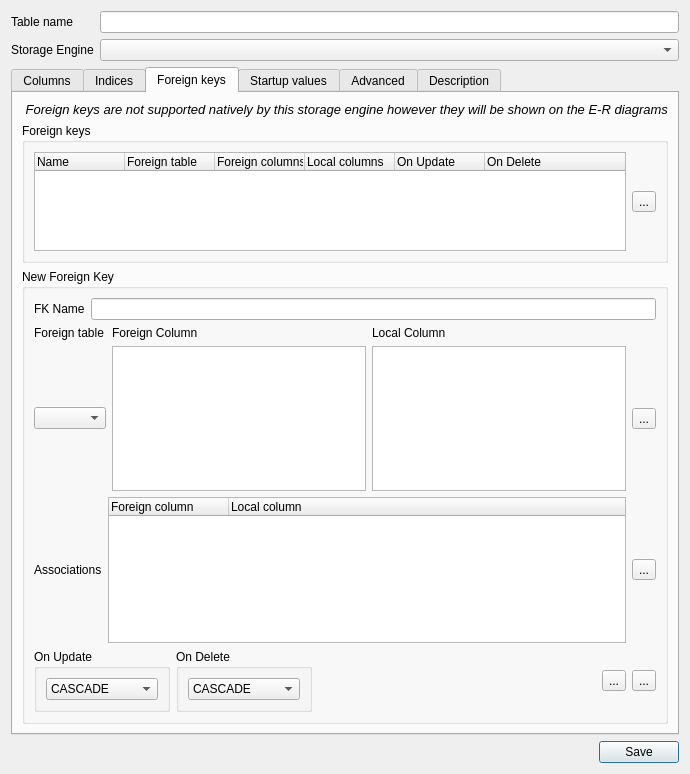
Before: the Qt Designer form NewTableForm.ui in fritzone/ddm, drawn with Qt 5.
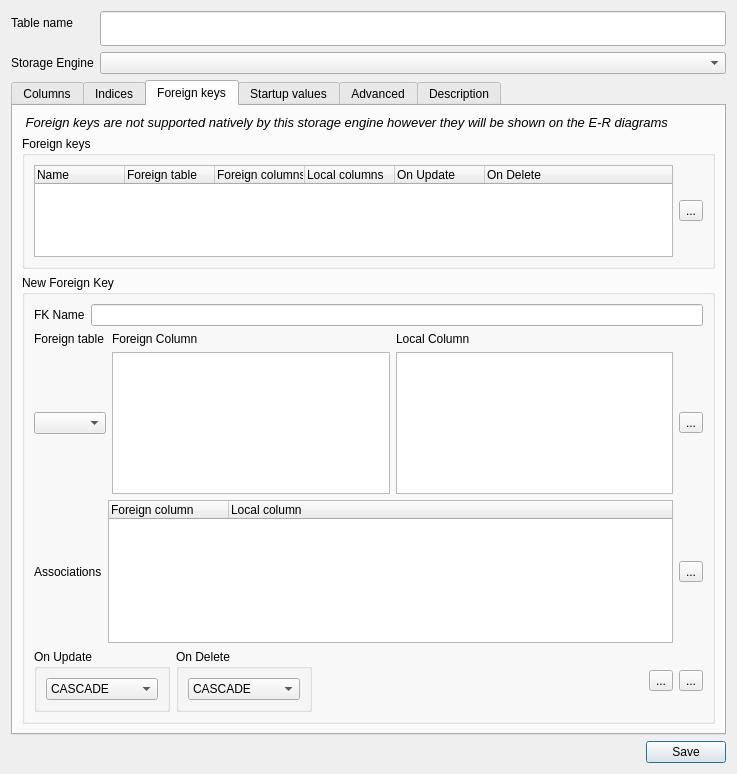
After: the same form once the commit is applied. Icons and pictures are not drawn.

```diff
--- a/NewTableForm.ui
+++ b/NewTableForm.ui
@@ -7,7 +7,7 @@
    <rect>
     <x>0</x>
     <y>0</y>
-    <width>522</width>
+    <width>737</width>
     <height>774</height>
    </rect>
   </property>
@@ -28,7 +28,14 @@
       </widget>
      </item>
      <item row="0" column="1">
-      <widget class="QLineEdit" name="txtTableName"/>
+      <widget class="QLineEdit" name="txtTableName">
+       <property name="font">
+        <font>
+         <family>Sans Serif</family>
+         <pointsize>14</pointsize>
+        </font>
+       </property>
+      </widget>
      </item>
      <item row="1" column="0">
       <widget class="QLabel" name="lblStorageEngine">
```
